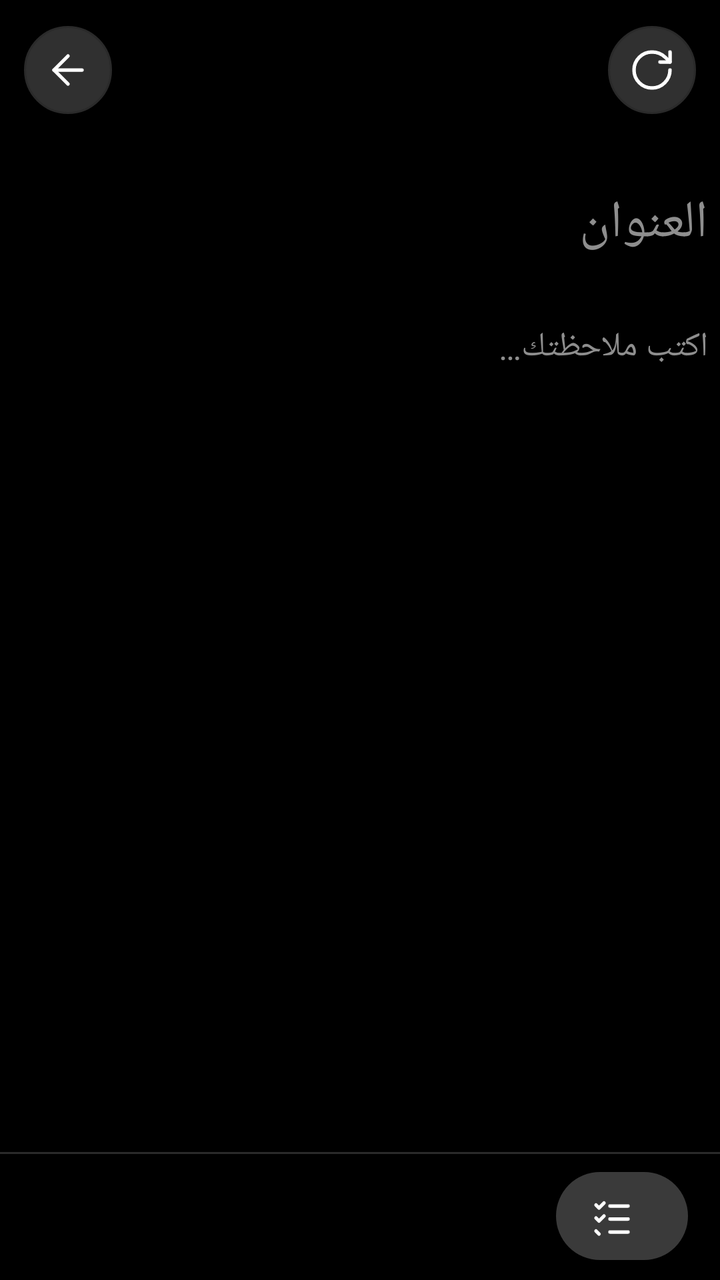
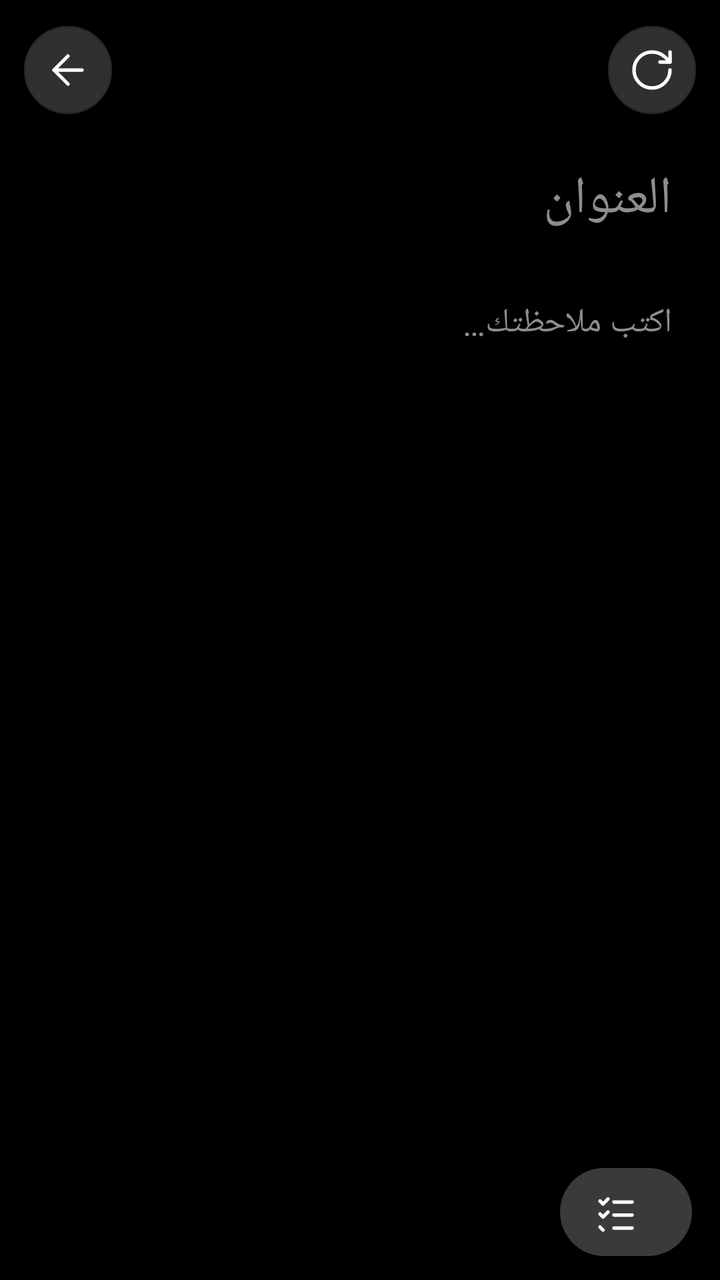

Two renders of the same Android screen: before a commit and after it. Below are the layout's source before the change and the commit's diff.
<!-- AndroidManifest.xml: application theme AppTheme -->
<!-- res/layout/activity_editor.xml -->
<?xml version="1.0" encoding="utf-8"?>
<LinearLayout xmlns:android="http://schemas.android.com/apk/res/android"
    android:layout_width="match_parent"
    android:layout_height="match_parent"
    android:background="?attr/n_bg"
    android:orientation="vertical">

    <include layout="@layout/view_header" />

    <ScrollView
        android:id="@+id/scroll"
        android:layout_width="match_parent"
        android:layout_height="0dp"
        android:layout_weight="1"
        android:clipToPadding="false"
        android:fillViewport="true"
        android:paddingBottom="8dp"
        android:scrollbars="none">

        <LinearLayout
            android:id="@+id/page"
            android:layout_width="match_parent"
            android:layout_height="wrap_content"
            android:layout_marginStart="14dp"
            android:layout_marginTop="4dp"
            android:layout_marginEnd="14dp"
            android:minHeight="320dp"
            android:orientation="vertical"
            android:paddingStart="20dp"
            android:paddingTop="16dp"
            android:paddingEnd="20dp"
            android:paddingBottom="16dp">

            <EditText
                android:id="@+id/noteTitle"
                android:layout_width="match_parent"
                android:layout_height="wrap_content"
                android:background="@null"
                android:fontFamily="serif"
                android:hint="@string/title_hint"
                android:importantForAutofill="no"
                android:inputType="textCapSentences|textMultiLine"
                android:maxLines="3"
                android:paddingTop="6dp"
                android:paddingBottom="6dp"
                android:textAlignment="textStart"
                android:textDirection="firstStrong"
                android:textColor="?attr/n_text_primary"
                android:textColorHint="?attr/n_text_hint"
                android:textSize="26sp" />

            <TextView
                android:id="@+id/meta"
                android:layout_width="match_parent"
                android:layout_height="wrap_content"
                android:paddingBottom="10dp"
                android:textAlignment="viewStart"
                android:textColor="?attr/n_text_secondary"
                android:textSize="12sp" />

            <EditText
                android:id="@+id/body"
                android:layout_width="match_parent"
                android:layout_height="wrap_content"
                android:background="@null"
                android:gravity="top|start"
                android:hint="@string/body_hint"
                android:importantForAutofill="no"
                android:inputType="textMultiLine|textCapSentences"
                android:lineSpacingMultiplier="1.2"
                android:minHeight="240dp"
                android:textAlignment="textStart"
                android:textDirection="firstStrong"
                android:textColor="?attr/n_text_primary"
                android:textColorHint="?attr/n_text_hint"
                android:textSize="17sp" />

            <LinearLayout
                android:id="@+id/items"
                android:layout_width="match_parent"
                android:layout_height="wrap_content"
                android:orientation="vertical"
                android:visibility="gone" />

            <TextView
                android:id="@+id/addItem"
                android:layout_width="wrap_content"
                android:layout_height="wrap_content"
                android:drawablePadding="10dp"
                android:drawableStart="@drawable/ic_add"
                android:drawableTint="?attr/n_accent_text"
                android:gravity="center_vertical"
                android:minHeight="48dp"
                android:text="@string/add_item"
                android:textColor="?attr/n_accent_text"
                android:textSize="15sp"
                android:visibility="gone" />
        </LinearLayout>
    </ScrollView>

    <LinearLayout
        android:layout_width="match_parent"
        android:layout_height="wrap_content"
        android:background="@drawable/bg_bottom_bar"
        android:gravity="center_vertical"
        android:orientation="horizontal"
        android:paddingStart="16dp"
        android:paddingTop="10dp"
        android:paddingEnd="16dp"
        android:paddingBottom="10dp">

        <HorizontalScrollView
            android:layout_width="0dp"
            android:layout_height="wrap_content"
            android:layout_weight="1"
            android:scrollbars="none">

            <LinearLayout
                android:id="@+id/palette"
                android:layout_width="wrap_content"
                android:layout_height="wrap_content"
                android:orientation="horizontal" />
        </HorizontalScrollView>

        <TextView
            android:id="@+id/btnKind"
            android:layout_width="wrap_content"
            android:layout_height="wrap_content"
            android:background="@drawable/bg_pill_neutral"
            android:drawablePadding="8dp"
            android:drawableStart="@drawable/ic_checklist"
            android:drawableTint="?attr/n_text_primary"
            android:gravity="center_vertical"
            android:minHeight="44dp"
            android:paddingStart="16dp"
            android:paddingEnd="18dp"
            android:textColor="?attr/n_text_primary"
            android:textSize="14sp" />
    </LinearLayout>
</LinearLayout>
<!-- res/layout/view_header.xml (included above) -->
<?xml version="1.0" encoding="utf-8"?>
<LinearLayout xmlns:android="http://schemas.android.com/apk/res/android"
    xmlns:app="http://schemas.android.com/apk/res-auto"
    android:layout_width="match_parent"
    android:layout_height="wrap_content"
    android:gravity="center_vertical"
    android:minHeight="68dp"
    android:orientation="horizontal"
    android:paddingStart="12dp"
    android:paddingTop="10dp"
    android:paddingEnd="12dp"
    android:paddingBottom="8dp">

    <ImageButton
        android:id="@+id/btnBack"
        style="@style/IconButton"
        android:contentDescription="@string/back"
        android:src="@drawable/ic_back" />

    <LinearLayout
        android:layout_width="0dp"
        android:layout_height="wrap_content"
        android:layout_weight="1"
        android:gravity="center_horizontal"
        android:orientation="vertical"
        android:paddingStart="8dp"
        android:paddingEnd="8dp">

        <TextView
            android:id="@+id/title"
            android:layout_width="match_parent"
            android:layout_height="wrap_content"
            android:ellipsize="end"
            android:fontFamily="serif"
            android:gravity="center"
            android:maxLines="1"
            android:textColor="?attr/n_text_primary"
            android:textSize="20sp"
            app:autoSizeMaxTextSize="20sp"
            app:autoSizeMinTextSize="14sp"
            app:autoSizeStepGranularity="1sp"
            app:autoSizeTextType="uniform" />

        <TextView
            android:id="@+id/subtitle"
            android:layout_width="match_parent"
            android:layout_height="wrap_content"
            android:layout_marginTop="1dp"
            android:ellipsize="middle"
            android:gravity="center"
            android:singleLine="true"
            android:textColor="?attr/n_text_secondary"
            android:textSize="12sp" />
    </LinearLayout>

    <ImageButton
        android:id="@+id/btnA1"
        style="@style/IconButton"
        android:layout_marginEnd="6dp"
        android:visibility="gone" />

    <ImageButton
        android:id="@+id/btnA2"
        style="@style/IconButton"
        android:layout_marginEnd="6dp"
        android:visibility="gone" />

    <ImageButton
        android:id="@+id/btnRefresh"
        style="@style/IconButton"
        android:contentDescription="@string/refresh"
        android:src="@drawable/ic_refresh" />
</LinearLayout>
<!-- resources referenced by this layout -->
<resources>
  <!-- drawable bg_bottom_bar (drawable) -->
  <?xml version="1.0" encoding="utf-8"?>
  <layer-list xmlns:android="http://schemas.android.com/apk/res/android">
      <item>
          <shape android:shape="rectangle">
              <solid android:color="?attr/n_bg" />
          </shape>
      </item>
      <item android:height="1dp" android:gravity="top">
          <shape android:shape="rectangle">
              <solid android:color="?attr/n_stroke_soft" />
          </shape>
      </item>
  </layer-list>
  <!-- drawable bg_pill_neutral (drawable) -->
  <?xml version="1.0" encoding="utf-8"?>
  <shape xmlns:android="http://schemas.android.com/apk/res/android" android:shape="rectangle">
      <solid android:color="?attr/n_neutral_soft" />
      <corners android:radius="100dp" />
  </shape>
  <!-- drawable ic_add (drawable) -->
  <?xml version="1.0" encoding="utf-8"?>
  <vector xmlns:android="http://schemas.android.com/apk/res/android"
      android:width="24dp"
      android:height="24dp"
      android:autoMirrored="false"
      android:viewportWidth="24"
      android:viewportHeight="24">
      <path
          android:pathData="M5 12h14"
          android:strokeColor="#FF000000"
          android:strokeWidth="1.75"
          android:strokeLineCap="round"
          android:strokeLineJoin="round" />
      <path
          android:pathData="M12 5v14"
          android:strokeColor="#FF000000"
          android:strokeWidth="1.75"
          android:strokeLineCap="round"
          android:strokeLineJoin="round" />
  </vector>
  <string name="add_item">إضافة عنصر</string>
  <string name="back">رجوع</string>
  <string name="body_hint">اكتب ملاحظتك…</string>
  <string name="refresh">تحديث</string>
  <string name="title_hint">العنوان</string>
  <style name="IconButton">
          <item name="android:layout_width">44dp</item>
          <item name="android:layout_height">44dp</item>
          <item name="android:background">@drawable/bg_icon_btn</item>
          <item name="android:tint">?attr/n_text_primary</item>
          <item name="android:scaleType">center</item>
      </style>
  <style name="AppTheme" parent="Theme.N.Dark.Mono" />
  <!-- drawable bg_icon_btn (drawable) -->
  <?xml version="1.0" encoding="utf-8"?>
  <ripple xmlns:android="http://schemas.android.com/apk/res/android" android:color="?attr/n_ripple">
      <item>
          <shape android:shape="oval">
              <solid android:color="?attr/n_surface" />
              <stroke android:width="1dp" android:color="?attr/n_stroke_soft" />
          </shape>
      </item>
  </ripple>
  <style name="ActivityAnim" parent="@android:style/Animation.Activity">
          <item name="android:activityOpenEnterAnimation">@anim/act_open_enter</item>
          <item name="android:activityOpenExitAnimation">@anim/act_open_exit</item>
          <item name="android:activityCloseEnterAnimation">@anim/act_close_enter</item>
          <item name="android:activityCloseExitAnimation">@anim/act_close_exit</item>
      </style>
  <!-- drawable bg_dialog (drawable) -->
  <?xml version="1.0" encoding="utf-8"?>
  <inset xmlns:android="http://schemas.android.com/apk/res/android"
      android:insetLeft="6dp"
      android:insetTop="6dp"
      android:insetRight="6dp"
      android:insetBottom="6dp">
      <shape android:shape="rectangle">
          <solid android:color="?attr/n_surface" />
          <stroke android:width="1dp" android:color="?attr/n_stroke" />
          <corners android:radius="32dp" />
      </shape>
  </inset>
  <style name="DialogAnim" parent="@android:style/Animation.Dialog">
          <item name="android:windowEnterAnimation">@anim/dlg_in</item>
          <item name="android:windowExitAnimation">@anim/dlg_out</item>
      </style>
  <!-- unchanged entries left out for length: 6 -->
</resources>

<!-- the commit's change to res/layout/activity_editor.xml (unified diff, before → after) -->
@@ -1,5 +1,6 @@
 <?xml version="1.0" encoding="utf-8"?>
 <LinearLayout xmlns:android="http://schemas.android.com/apk/res/android"
+    android:id="@+id/root"
     android:layout_width="match_parent"
     android:layout_height="match_parent"
     android:background="?attr/n_bg"
@@ -21,14 +22,11 @@
             android:id="@+id/page"
             android:layout_width="match_parent"
             android:layout_height="wrap_content"
-            android:layout_marginStart="14dp"
-            android:layout_marginTop="4dp"
-            android:layout_marginEnd="14dp"
             android:minHeight="320dp"
             android:orientation="vertical"
-            android:paddingStart="20dp"
-            android:paddingTop="16dp"
-            android:paddingEnd="20dp"
+            android:paddingStart="24dp"
+            android:paddingTop="8dp"
+            android:paddingEnd="24dp"
             android:paddingBottom="16dp">
 
             <EditText
@@ -101,31 +99,25 @@
     <LinearLayout
         android:layout_width="match_parent"
         android:layout_height="wrap_content"
-        android:background="@drawable/bg_bottom_bar"
         android:gravity="center_vertical"
         android:orientation="horizontal"
-        android:paddingStart="16dp"
-        android:paddingTop="10dp"
-        android:paddingEnd="16dp"
-        android:paddingBottom="10dp">
-
-        <HorizontalScrollView
+        android:paddingStart="14dp"
+        android:paddingTop="6dp"
+        android:paddingEnd="14dp"
+        android:paddingBottom="12dp">
+
+        <LinearLayout
+            android:id="@+id/palette"
             android:layout_width="0dp"
             android:layout_height="wrap_content"
             android:layout_weight="1"
-            android:scrollbars="none">
-
-            <LinearLayout
-                android:id="@+id/palette"
-                android:layout_width="wrap_content"
-                android:layout_height="wrap_content"
-                android:orientation="horizontal" />
-        </HorizontalScrollView>
+            android:orientation="horizontal" />
 
         <TextView
             android:id="@+id/btnKind"
             android:layout_width="wrap_content"
             android:layout_height="wrap_content"
+            android:layout_marginStart="10dp"
             android:background="@drawable/bg_pill_neutral"
             android:drawablePadding="8dp"
             android:drawableStart="@drawable/ic_checklist"
<!-- resource entries referenced after the edit -->
@@ -1,19 +1,5 @@
 <!-- resources referenced by this layout -->
 <resources>
-  <!-- drawable bg_bottom_bar (drawable) -->
-  <?xml version="1.0" encoding="utf-8"?>
-  <layer-list xmlns:android="http://schemas.android.com/apk/res/android">
-      <item>
-          <shape android:shape="rectangle">
-              <solid android:color="?attr/n_bg" />
-          </shape>
-      </item>
-      <item android:height="1dp" android:gravity="top">
-          <shape android:shape="rectangle">
-              <solid android:color="?attr/n_stroke_soft" />
-          </shape>
-      </item>
-  </layer-list>
   <!-- drawable bg_pill_neutral (drawable) -->
   <?xml version="1.0" encoding="utf-8"?>
   <shape xmlns:android="http://schemas.android.com/apk/res/android" android:shape="rectangle">
